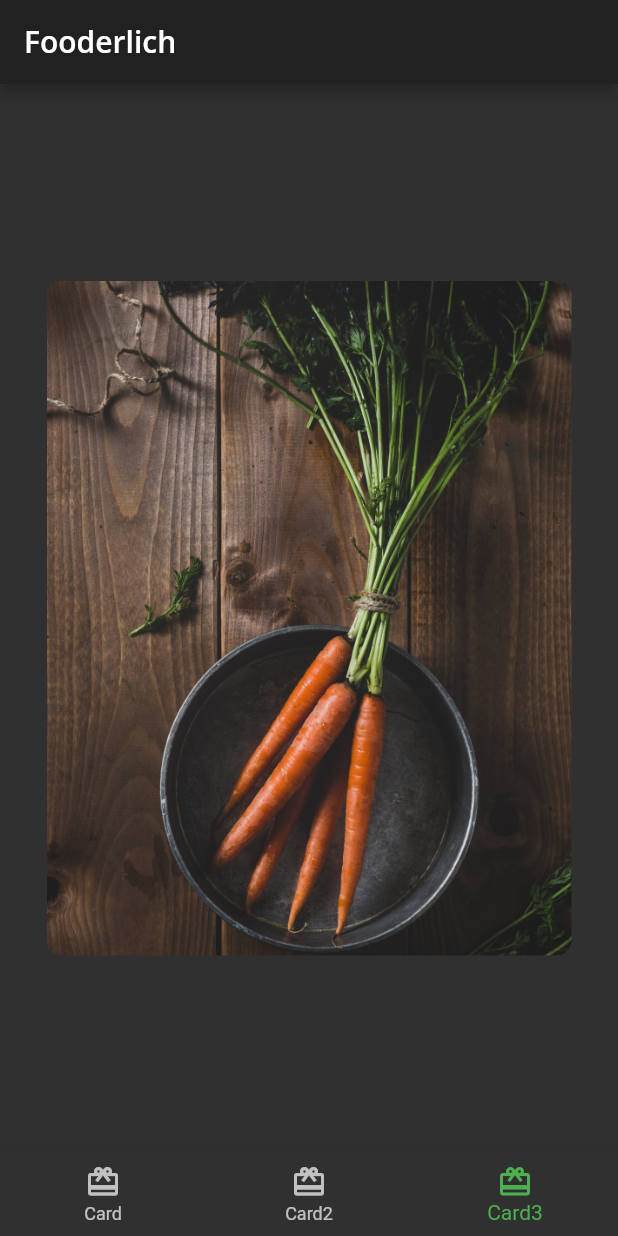
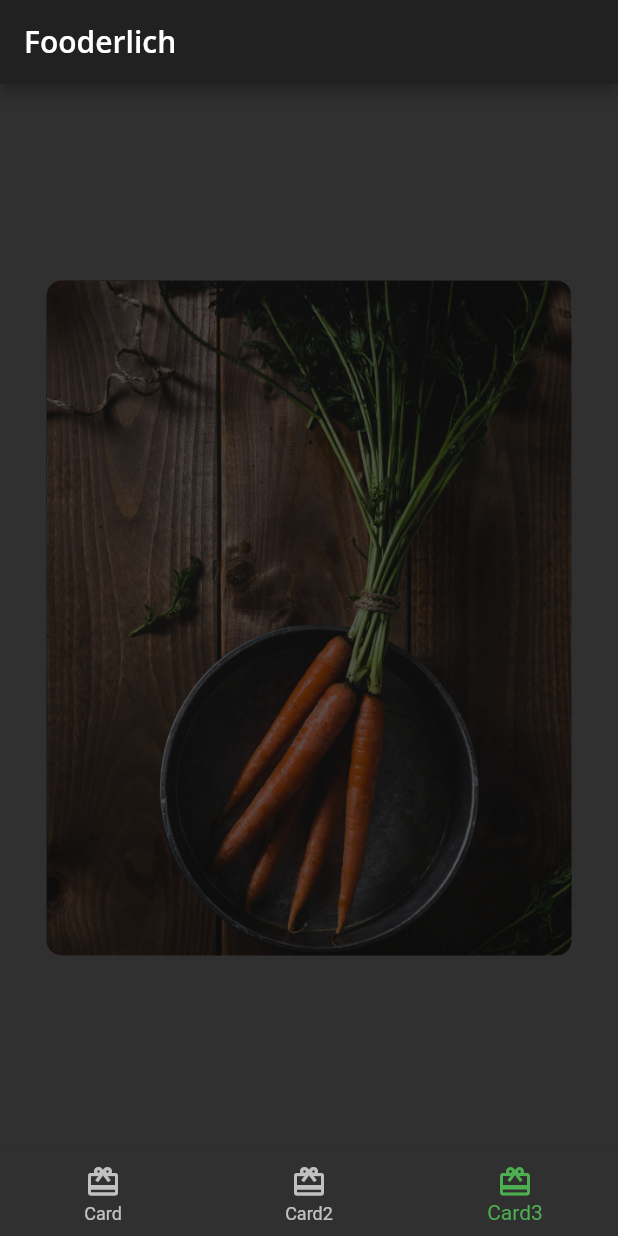
Before and after one commit to rsyd29/app_fooderlich, a Flutter app: the screen it shows after launch, item 3 of the bottom bar chosen, on a phone screen of 412 x 824 dp. Run offline on Flutter 3.47's test engine with Material 2 defaults, Android fonts, the phone set to English and light mode, and no system bars; our stand-ins replace google_fonts.

Commit message:
Composing the dark overlay

```diff
--- a/lib/card3.dart
+++ b/lib/card3.dart
@@ -22,8 +22,17 @@ class Card3 extends StatelessWidget {
           ),
         ),
         child: Stack(
-          children: const [
-            // TODO 5: add dark overlay BoxDecoration
+          children: [
+            Container(
+              decoration: BoxDecoration(
+                // 1. You add a container with a color overlay with a 60% semi-transparent background to make the image appear darker.
+                color: Colors.black.withOpacity(0.6),
+                // 2. This gives the appearance of rounded image corners.
+                borderRadius: const BorderRadius.all(
+                  Radius.circular(10.0),
+                ),
+              ),
+            ),
             // TODO 6: add Container, Column, Icon and Text
             // TODO 7: add Center widget with Chip widget children
           ],
```
